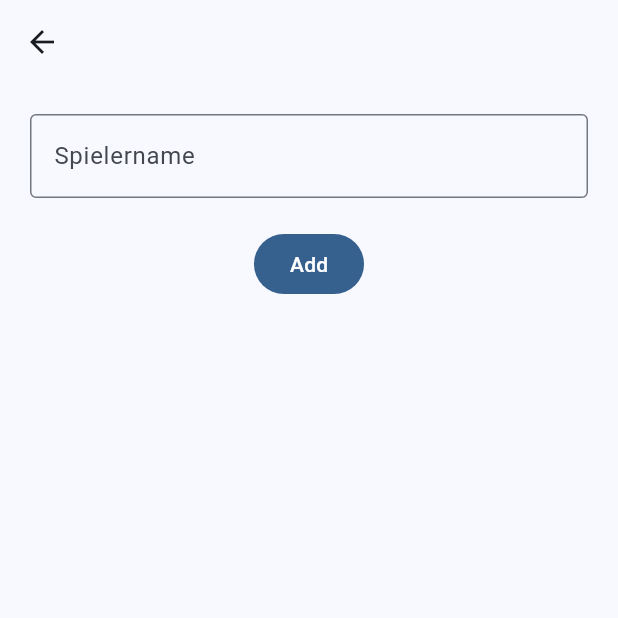
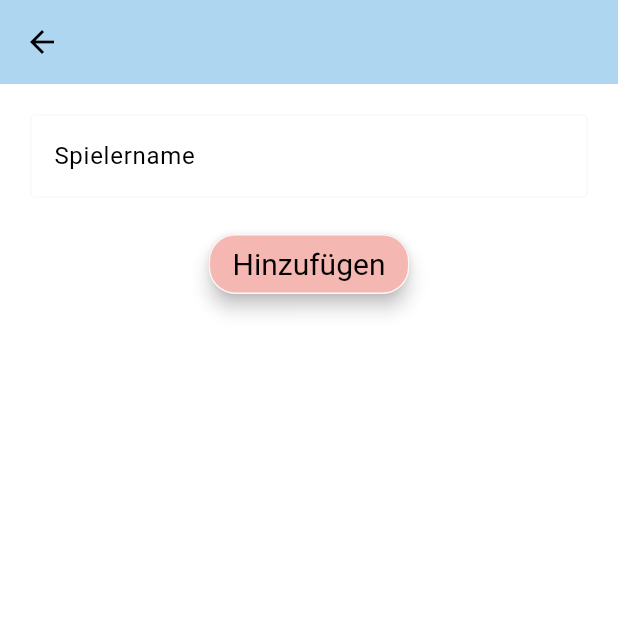
Before and after one commit to johannesbrueckl/trinkinator, a Flutter app: the screen it shows after launch, after a tap on "Spieler hinzufügen", on a phone screen of 412 x 824 dp, the top half of it. Run offline on Flutter 3.47's test engine with Material 3 defaults, Android fonts, the phone set to English and light mode, and no system bars; our stand-ins replace flutter_riverpod, logger.

Commit message:
big frontend update.

```diff
--- /dev/null
+++ b/devtools_options.yaml
@@ -0,0 +1 @@
+extensions:
--- a/lib/components/add_players.dart
+++ b/lib/components/add_players.dart
@@ -35,8 +35,11 @@ class AddPlayersState extends ConsumerState {
               ),
             ),
           ),
-          FilledButton(
-            child: const Text('Add'),
+          ElevatedButton(
+            child: const Text(
+              'Hinzufügen',
+              style: TextStyle(color: Color(0xFF000000)),
+            ),
             onPressed: () {
               if (players.contains(nameController.text.trim())) {
                 playerNameEmptyAlert(context, playerNameExistsAlertMessage);
--- a/lib/components/app.dart
+++ b/lib/components/app.dart
@@ -14,7 +14,31 @@ class App extends StatelessWidget {
       title: 'Trinkinator',
       theme: ThemeData(
         useMaterial3: true,
-        colorScheme: ColorScheme.fromSeed(seedColor: Colors.blue),
+        colorScheme: const ColorScheme.light(
+          primary: Color(0xFFf5b7b1),
+          tertiary: Color(0xFFf8f8f8),
+          background: Color(0xFFaed6f1),
+          onPrimary: Color(0xFF000000),
+          outline: Color(0xFFf8f8f8),
+        ),
+        appBarTheme: const AppBarTheme(
+          backgroundColor: Color(0xFFaed6f1),
+        ),
+        elevatedButtonTheme: ElevatedButtonThemeData(
+          style: ElevatedButton.styleFrom(
+              foregroundColor: const Color(0xFFfff1ee),
+              backgroundColor: const Color(0xFFf5b7b1),
+              padding: const EdgeInsets.symmetric(horizontal: 16),
+              shape: const RoundedRectangleBorder(
+                  borderRadius: BorderRadius.all(Radius.circular(18)),
+                  side: BorderSide(color: Color(0xFFf8f8f8))),
+              elevation: 5,
+              textStyle: const TextStyle(
+                //this is bugged, color needs setting manual.
+                color: Colors.black,
+                fontSize: 20.0,
+              )),
+        ),
       ),
       home: const MainMenu(),
       routes: {
--- a/lib/components/game.dart
+++ b/lib/components/game.dart
@@ -42,7 +42,7 @@ class _StartGameState extends ConsumerState {
                   disabledForegroundColor: Colors.grey.withOpacity(0.38),
                   textStyle: const TextStyle(fontSize: 40),
                 ),
-                child: const Text('Naechste Runde'),
+                child: const Text('Nächste Runde'),
               )
             ])));
   }
@@ -58,7 +58,7 @@ class _StartGameState extends ConsumerState {
               text: '${players[roundCounter]}\n\n',
               style: const TextStyle(
                   fontSize: 35.0,
-                  color: Colors.deepOrangeAccent,
+                  color: Color.fromARGB(255, 227, 70, 22),
                   fontWeight: FontWeight.bold)),
           TextSpan(
               text: '${tasks[random.nextInt(tasks.length)]}\n',
--- /dev/null
+++ b/lib/components/index.dart
@@ -0,0 +1,6 @@
+export 'add_players.dart';
+export 'app.dart';
+export 'game.dart';
+export 'logger.dart';
+export 'main_menu.dart';
+export 'rules.dart';
--- a/lib/components/main_menu.dart
+++ b/lib/components/main_menu.dart
@@ -6,20 +6,11 @@ import 'package:trinkinator/components/game.dart';
 import 'package:trinkinator/components/rules.dart';
 import 'package:trinkinator/components/add_players.dart';
 
-final ButtonStyle raisedButtonStyle = ElevatedButton.styleFrom(
-  foregroundColor: Colors.greenAccent[400],
-  surfaceTintColor: Colors.amber,
-  minimumSize: const Size(88, 36),
-  padding: const EdgeInsets.symmetric(horizontal: 16),
-  shape: const RoundedRectangleBorder(
-      borderRadius: BorderRadius.all(Radius.circular(18)),
-      side: BorderSide(color: Colors.blueGrey)),
-);
-
 class MainMenu extends ConsumerWidget {
   const MainMenu({super.key});
 
   static const _gap = SizedBox(height: 20);
+  static const Color buttonTextColor = Color(0xFF000000);
 
   @override
   Widget build(BuildContext context, WidgetRef ref) {
@@ -34,8 +25,8 @@ class MainMenu extends ConsumerWidget {
         begin: Alignment.topRight,
         end: Alignment.bottomLeft,
         colors: [
-          Colors.transparent,
-          Colors.white,
+          Color(0xFFaed6f1),
+          Color(0xFFaed6f1),
         ],
       )),
       child: ListView(
@@ -45,13 +36,12 @@ class MainMenu extends ConsumerWidget {
             SizedBox(
               height: height * 0.5,
               //width: width * 0.8,
-              child: Image.asset('assets/images/trinkinator-logo-removebg.png'),
+              child: Image.asset('assets/images/trinkinator-logo-oval.png'),
             ),
             Visibility(
-              replacement: ElevatedButton(
+              replacement: const ElevatedButton(
                   onPressed: null,
-                  style: raisedButtonStyle,
-                  child: const Text('\nKeine Spieler hinzugefügt\n',
+                  child: Text('\nKeine Spieler hinzugefügt\n',
                       style: TextStyle(fontSize: 30.0),
                       textAlign: TextAlign.center)),
               visible: players.isNotEmpty,
@@ -63,9 +53,8 @@ class MainMenu extends ConsumerWidget {
                           builder: (context) => const StartGame()),
                     );
                   },
-                  style: raisedButtonStyle,
                   child: const Text('\nAlkohol fliessen lassen\n',
-                      style: TextStyle(fontSize: 30.0),
+                      style: TextStyle(fontSize: 30.0, color: buttonTextColor),
                       textAlign: TextAlign.center)),
             ),
             _gap,
@@ -76,27 +65,24 @@ class MainMenu extends ConsumerWidget {
                       MaterialPageRoute(
                           builder: (context) => const AddPlayers()));
                 },
-                style: raisedButtonStyle,
                 child: const Text('\nSpieler hinzufügen\n',
-                    style: TextStyle(fontSize: 30.0),
+                    style: TextStyle(fontSize: 30.0, color: buttonTextColor),
                     textAlign: TextAlign.center)),
             _gap,
             ElevatedButton(
                 onPressed: () {
                   return rules(context);
                 },
-                style: raisedButtonStyle,
                 child: const Text('\nRegeln einsehen\n',
-                    style: TextStyle(fontSize: 30.0),
+                    style: TextStyle(fontSize: 30.0, color: buttonTextColor),
                     textAlign: TextAlign.center)),
             _gap,
             ElevatedButton(
                 onPressed: () {
                   return _beschwerde(context);
                 },
-                style: raisedButtonStyle,
                 child: const Text('\nBeschweren\n',
-                    style: TextStyle(fontSize: 30.0),
+                    style: TextStyle(fontSize: 30.0, color: buttonTextColor),
                     textAlign: TextAlign.center)),
             _gap,
             const Text(
@@ -127,9 +113,9 @@ class MainMenu extends ConsumerWidget {
                   onPressed: () {
                     Navigator.pop(context);
                   },
-                  style: raisedButtonStyle,
-                  child:
-                      const Text('Prost!', style: TextStyle(fontSize: 30.0))),
+                  child: const Text('Prost!',
+                      style:
+                          TextStyle(fontSize: 30.0, color: Color(0xFF000000)))),
             ],
           )));
     }));
--- a/lib/components/rules.dart
+++ b/lib/components/rules.dart
@@ -64,7 +64,8 @@ void rules(BuildContext context) {
                   Navigator.pop(context);
                 },
                 child: const Text('Verstanden!',
-                    style: TextStyle(fontSize: 30.0))),
+                    style:
+                        TextStyle(fontSize: 30.0, color: Color(0xFF000000)))),
           ],
         ));
   }));
--- a/pubspec.yaml
+++ b/pubspec.yaml
@@ -16,7 +16,7 @@ dependencies:
 dev_dependencies:
   flutter_test:
     sdk: flutter
-  flutter_lints: ^2.0.0
+  flutter_lints: ^3.0.1
 
 flutter:
   uses-material-design: true
```
Also changed, not shown: assets/images/trinkinator-logo-oval.png (added), pubspec.lock, 2 other files.
